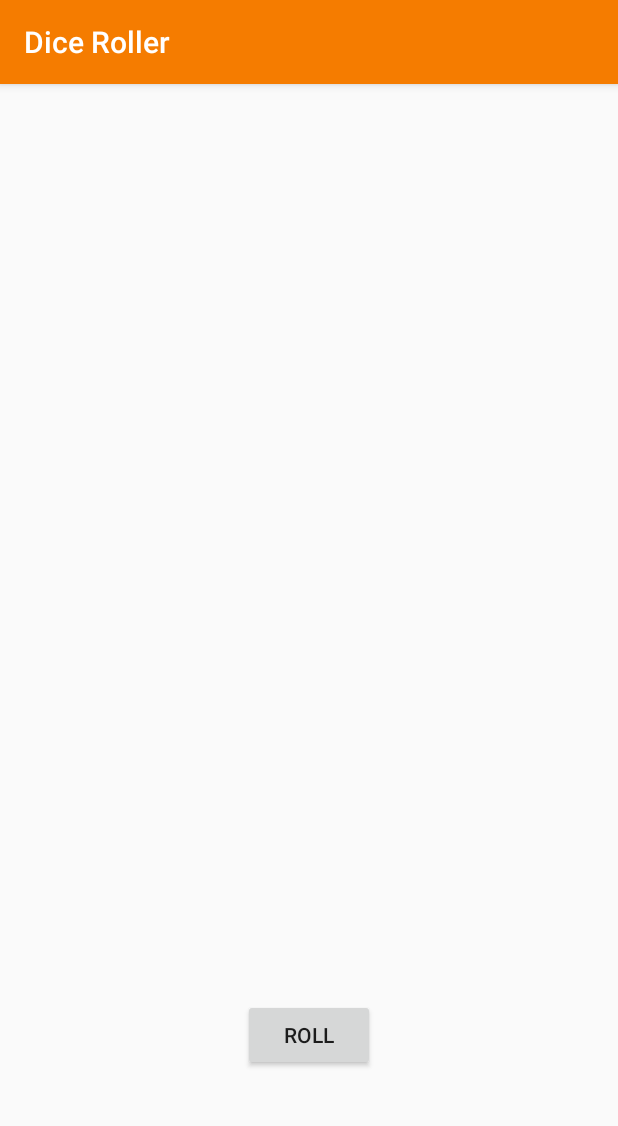
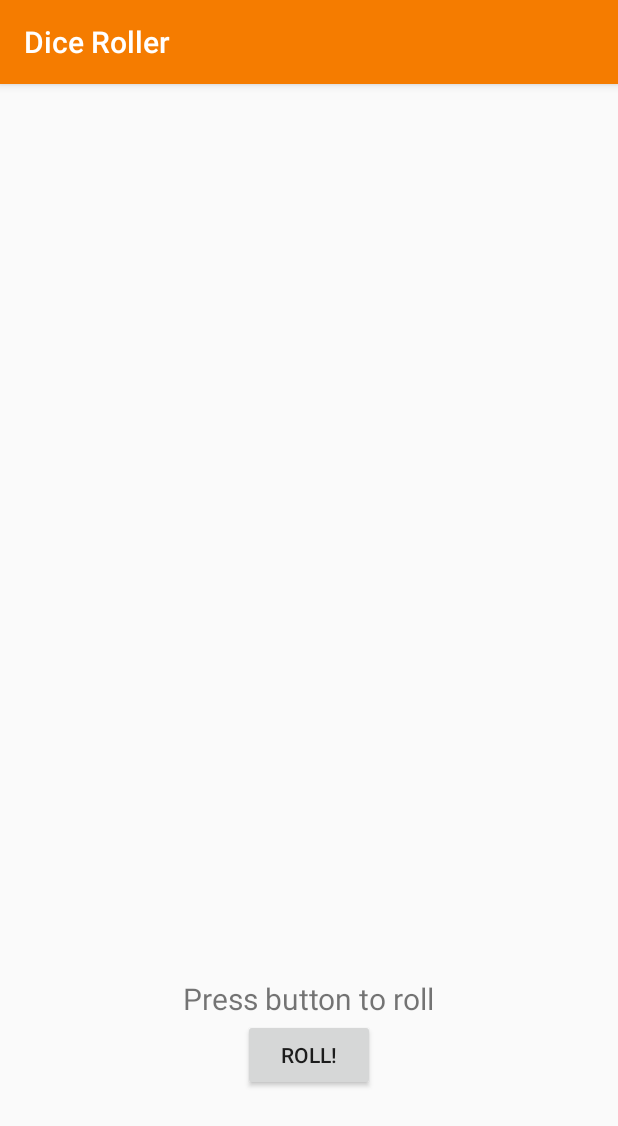
Before and after one commit to Trimbell/DiceRoller, an Android app: the screen it shows after launch (MainActivity), on a phone screen of 412 x 824 dp. Shown: the top 1126 px of the screen. Run offline under Robolectric (Android 15) with nearby library versions, the phone set to English and light mode, and no system bars.

Commit message:
Add info text

```diff
--- a/app/src/main/res/layout/activity_main.xml
+++ b/app/src/main/res/layout/activity_main.xml
@@ -5,6 +5,7 @@
     android:layout_width="match_parent"
     android:layout_height="wrap_content"
     android:layout_gravity="center_vertical"
+    android:gravity="center_horizontal"
     android:orientation="vertical"
     tools:context=".MainActivity">
 
@@ -12,20 +13,25 @@
         android:id="@+id/dice_image_1"
         android:layout_width="wrap_content"
         android:layout_height="wrap_content"
-        android:layout_gravity="center_horizontal"
         android:src="@drawable/empty_dice" />
 
     <ImageView
         android:id="@+id/dice_image_2"
         android:layout_width="wrap_content"
         android:layout_height="wrap_content"
-        android:layout_gravity="center_horizontal"
         android:src="@drawable/empty_dice" />
+
+    <TextView
+        android:id="@+id/dice_text"
+        android:layout_width="wrap_content"
+        android:layout_height="wrap_content"
+        android:text="Press button to roll"
+        android:textSize="20sp" />
 
     <Button
         android:id="@+id/roll_button"
         android:layout_width="wrap_content"
         android:layout_height="wrap_content"
         android:layout_gravity="center_horizontal"
-        android:text="Roll" />
+        android:text="@string/roll" />
 </LinearLayout>
--- a/app/src/main/res/values/strings.xml
+++ b/app/src/main/res/values/strings.xml
@@ -1,3 +1,5 @@
-<resources>
+<resources xmlns:xliff="urn:oasis:names:tc:xliff:document:1.2">
     <string name="app_name">Dice Roller</string>
+    <string name="roll">Roll!</string>
+    <string name="roll_info">You rolled %d</string>
 </resources>
```
Also changed, not shown: app/src/main/java/com/trimbell/diceroller/MainActivity.kt (+9 -2 lines).
